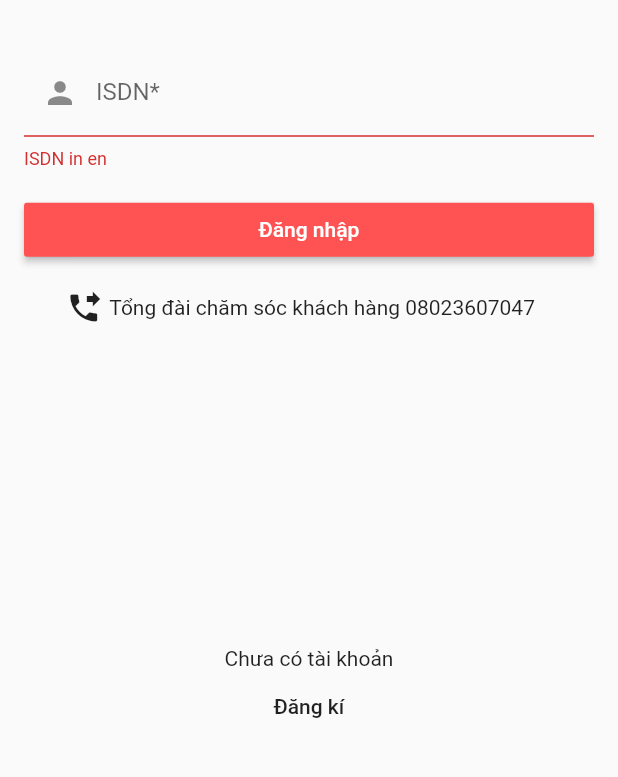
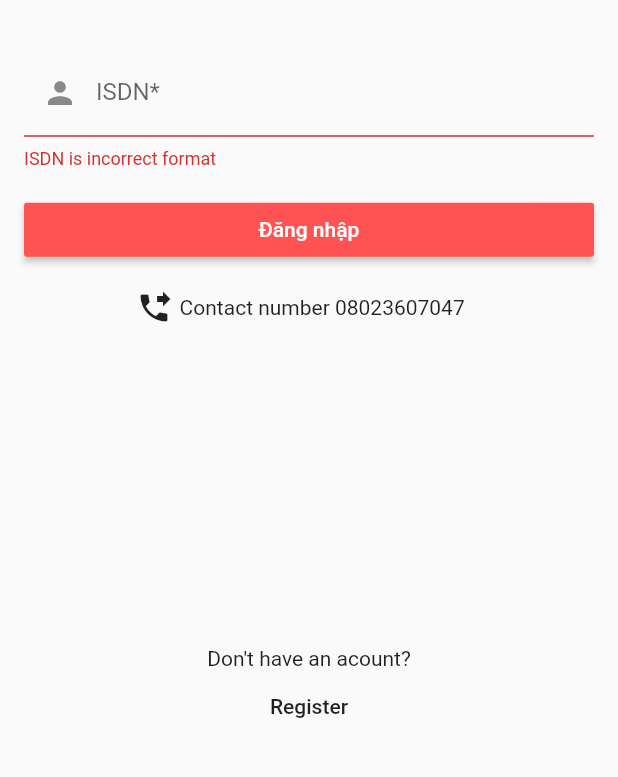
Before and after one commit to duanvuminh/d4, a Flutter app: the screen it shows after launch, after a tap on "Đăng nhập", on a phone screen of 412 x 824 dp, the part 446-1223 px from its top. Run offline on Flutter 3.47's test engine with Material 2 defaults, Android fonts, the phone set to English and light mode, and no system bars; our stand-ins replace cloud_firestore, firebase_auth; accounts and stored records are empty.

Commit message:
location work

```diff
--- a/lib/localizes/d4Localizations.dart
+++ b/lib/localizes/d4Localizations.dart
@@ -1,4 +1,4 @@
-import 'package:flutter/foundation.dart';
+import 'package:flutter/foundation.dart' show SynchronousFuture;
 import 'package:flutter/material.dart';
 
 class D4Localizations {
@@ -12,14 +12,39 @@ class D4Localizations {
 
   static Map<String, Map<String, String>> _localizedValues = {
     'en': {
-      'phone_validate': 'ISDN in en'
+      'phone_validate': 'ISDN is incorrect format',
+      'contact': 'Contact number',
+      'login': 'Login',
+      'acount':"Don't have an acount?",
+      'register': 'Register'
     },
-    'vn': {
-      'phone_validate': 'ISDN không đúng định dạng'
+    'vi': {
+      'phone_validate': 'ISDN không đúng định dạng',
+      'contact': 'Liên hệ',
+      'login': 'Đăng nhập',
+      'acount':"Chưa có tài khoản",
+      'register': 'Đăng kí'
+
     },
   };
   String get phoneValidate {
     return _localizedValues[locale.languageCode]['phone_validate'];
+  }
+
+  String get contact {
+    return _localizedValues[locale.languageCode]['contact'];
+  }
+
+  String get login {
+    return _localizedValues[locale.languageCode]['login'];
+  }
+
+  String get acount {
+    return _localizedValues[locale.languageCode]['acount'];
+  }
+
+  String get register {
+    return _localizedValues[locale.languageCode]['register'];
   }
 }
 
@@ -27,7 +52,7 @@ class D4LocalizationsDelegate extends LocalizationsDelegate<D4Localizations> {
   const D4LocalizationsDelegate();
 
   @override
-  bool isSupported(Locale locale) => ['en', 'vn'].contains(locale.languageCode);
+  bool isSupported(Locale locale) => ['en', 'vi'].contains(locale.languageCode);
 
   @override
   Future<D4Localizations> load(Locale locale) {
--- a/lib/main.dart
+++ b/lib/main.dart
@@ -7,7 +7,6 @@ import 'package:d4/screens/register.dart';
 import 'package:d4/screens/optConfirm.dart';
 import 'package:d4/themes/theme.dart';
 import 'package:d4/models/user_model.dart';
-import 'package:d4/models/locale.dart';
 import 'package:d4/localizes/d4Localizations.dart';
 
 void main() {
@@ -48,18 +47,14 @@ class MyApp extends StatelessWidget {
           GlobalMaterialLocalizations.delegate,
           GlobalWidgetsLocalizations.delegate,
         ],
-        //locale: getLocal(context),
         supportedLocales: [
           const Locale('en', ''),
-          const Locale('vn', ''),
+          const Locale('vi', ''),
         ],
       ),
       providers: [
         ChangeNotifierProvider(
           create: (context) => UserRepository(),
-        ),
-        ChangeNotifierProvider(
-          create: (context) => LocaleModel(),
         )
       ],
     );
@@ -83,3 +78,4 @@ class MyApp extends StatelessWidget {
 //       },
 //       theme: appTheme,
 //     );
+// export PATH="$PATH:/Users/user/Public/dev/flutter/bin"
--- a/lib/models/locale.dart
+++ /dev/null
@@ -1,14 +0,0 @@
-import 'package:flutter/widgets.dart';
-
-class LocaleModel with ChangeNotifier {
-  Locale locale;
-
-  LocaleModel() {
-    this.locale = new Locale("vn", "");
-  }
-
-  void changeLocale(Locale locale) {
-    this.locale = locale;
-    notifyListeners();
-  }
-}
--- a/lib/screens/forms/login_form.dart
+++ b/lib/screens/forms/login_form.dart
@@ -42,7 +42,7 @@ class _LoginForm extends State<LoginForm> {
                 if (value.trim().length != 8) {
                   return D4Localizations.of(context).phoneValidate;
                 } else if (value[0] != '2' && value[0] != '5') {
-                  return 'ISDN không đúng định dạng';
+                  return D4Localizations.of(context).phoneValidate;
                 } else {
                   return null;
                 }
@@ -91,7 +91,8 @@ class _LoginForm extends State<LoginForm> {
                         child: SelectableText.rich(
                           TextSpan(
                             text:
-                                'Tổng đài chăm sóc khách hàng', // default text style
+                               D4Localizations.of(context).contact,// default text style
+                               // Localizations.localeOf(context).languageCode,// default text style
                             children: <TextSpan>[
                               TextSpan(text: ' 08023607047 ')
                             ],
@@ -108,9 +109,9 @@ class _LoginForm extends State<LoginForm> {
         padding: EdgeInsets.fromLTRB(16.0, 16.0, 16.0, 8.0),
         child: Column(
           children: <Widget>[
-            Text('Chưa có tài khoản'),
+            Text(D4Localizations.of(context).acount),
             FlatButton(
-                child: new Text('Đăng kí'),
+                child: new Text(D4Localizations.of(context).register),
                 onPressed: () {
                   Navigator.push(
                     context,
```
Also changed, not shown: pubspec.yaml (+3 -4 lines), 6 other files.
